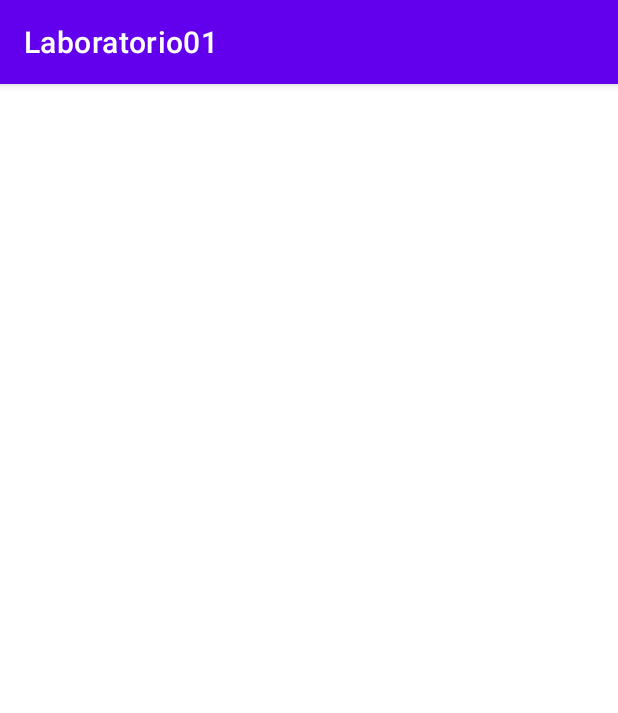
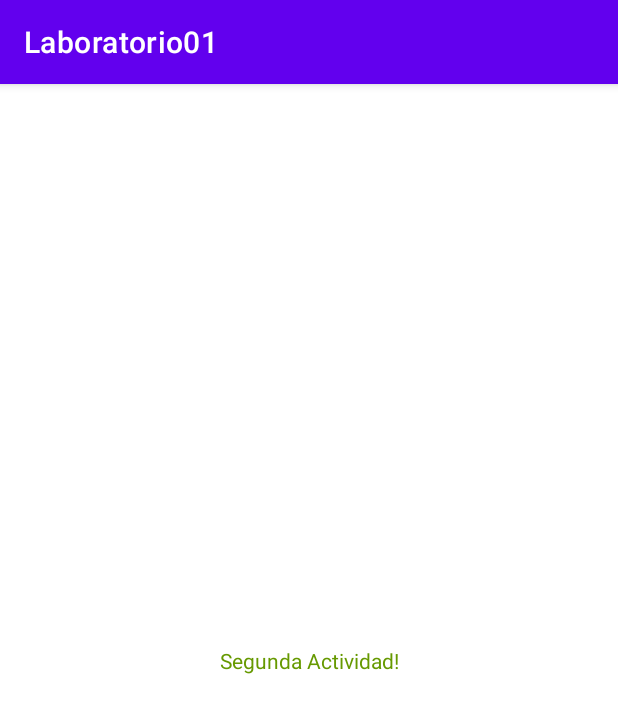
Before and after one commit to alejandroav93/Laboratorio01_Kotlin, an Android app: the Actividad2 screen opened directly, with no data from a screen before it, on a phone screen of 412 x 824 dp. Shown: the top 713 px of the screen. Run offline under Robolectric (Android 15) with nearby library versions, the phone set to English and light mode, and no system bars.

```diff
--- a/app/src/main/res/layout/activity_actividad2.xml
+++ b/app/src/main/res/layout/activity_actividad2.xml
@@ -6,4 +6,15 @@
     android:layout_height="match_parent"
     tools:context=".Actividad2">
 
+
+    <TextView
+        android:layout_width="wrap_content"
+        android:layout_height="wrap_content"
+        android:text="Segunda Actividad!"
+        android:textColor="@android:color/holo_green_dark"
+        app:layout_constraintBottom_toBottomOf="parent"
+        app:layout_constraintLeft_toLeftOf="parent"
+        app:layout_constraintRight_toRightOf="parent"
+        app:layout_constraintTop_toTopOf="parent" />
+
 </androidx.constraintlayout.widget.ConstraintLayout>
```
Also changed, not shown: app/src/main/java/com/example/laboratorio01/MainActivity.kt (+8 -0 lines).
